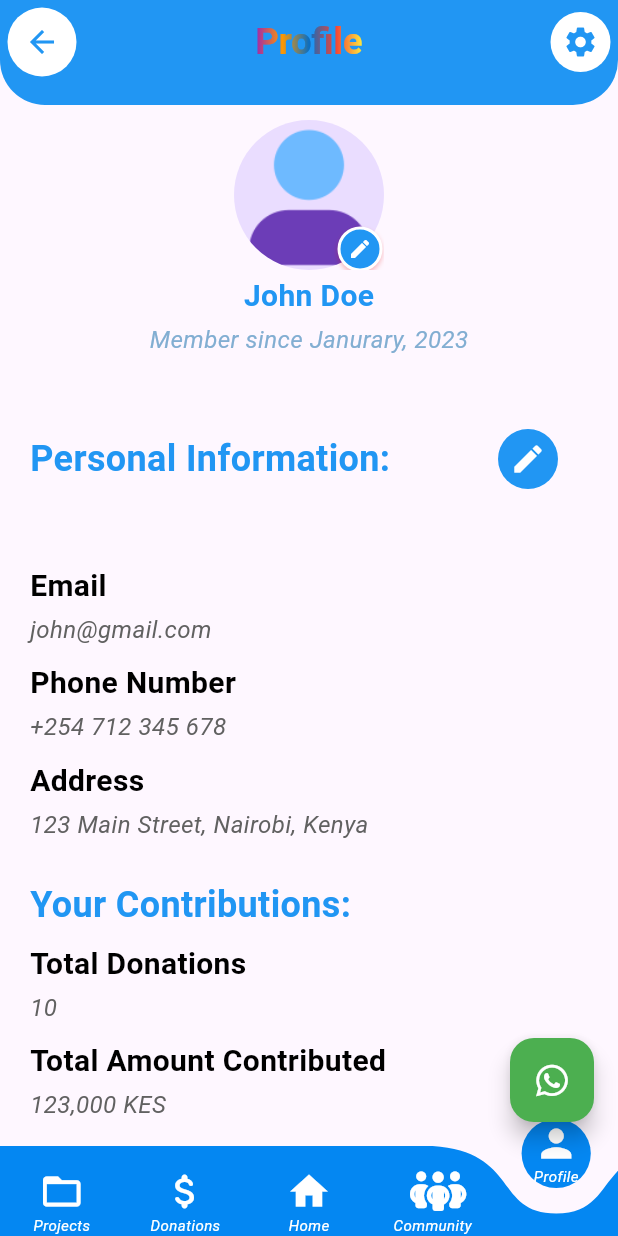
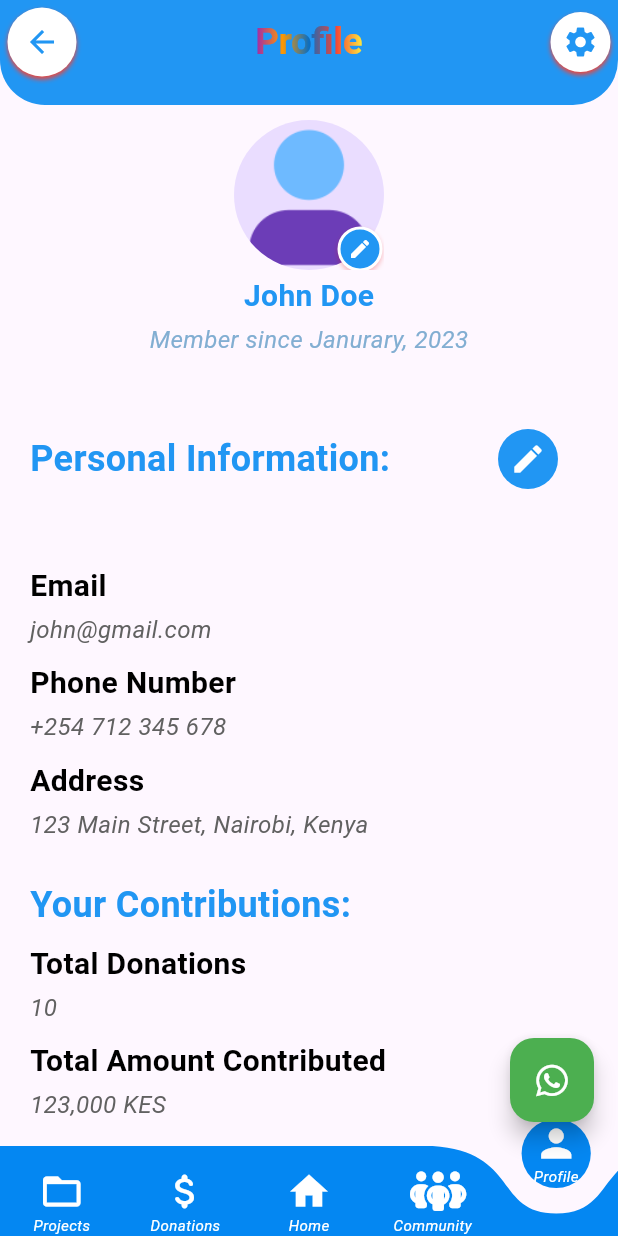
Before and after one commit to Yvonne-Wanja-1/appy, a Flutter app: the ProfilePage screen opened by its route, on a phone screen of 412 x 824 dp. Run offline on Flutter 3.47's test engine with Material 3 defaults, Android fonts, the phone set to English and light mode, and no system bars; drawn by our look-alikes of animated_text_kit, curved_navigation_bar; our stand-ins replace font_awesome_flutter, google_fonts, image_cropper, image_picker, open_file, share_plus and 1 more; Roboto replaces fonts that are missing (Arial).

Commit message:
fixed the profile page

```diff
--- a/appy/lib/pages/pages/profilepage.dart
+++ b/appy/lib/pages/pages/profilepage.dart
@@ -163,6 +163,13 @@ class _ProfilePageState extends State<ProfilePage> {
                     decoration: const BoxDecoration(
                       color: Colors.white,
                       shape: BoxShape.circle,
+                      boxShadow: [
+                        BoxShadow(
+                          color: Colors.red,
+                          blurRadius: 2.0,
+                          offset: Offset(0, 2), // Shadow position
+                        ),
+                      ],
                     ),
                     child: IconButton(
                       icon: const Icon(Icons.settings),
@@ -183,6 +190,13 @@ class _ProfilePageState extends State<ProfilePage> {
                     decoration: const BoxDecoration(
                       color: Colors.white,
                       shape: BoxShape.circle,
+                      boxShadow: [
+                        BoxShadow(
+                          color: Colors.red,
+                          blurRadius: 2.0,
+                          offset: Offset(0, 2), // Shadow position
+                        ),
+                      ],
                     ),
                     child: IconButton(
                       icon: const Icon(Icons.arrow_back, color: Colors.blue),
@@ -434,6 +448,26 @@ class _ProfilePageState extends State<ProfilePage> {
               ],
             ),
           ),
+          floatingActionButton:
+            FloatingActionButton(
+              onPressed: () async {
+                // Direct WhatsApp link to Elim Trust
+                const String whatsappNumber =
+                    '254705558885'; // Elim Trust WhatsApp number
+                final Uri url = Uri.parse('https://wa.me/$whatsappNumber');
+                if (!await launchUrl(url, mode: LaunchMode.externalApplication)) {
+                  ScaffoldMessenger.of(context).showSnackBar(
+                    const SnackBar(
+                        content: Text(
+                            'Could not open WhatsApp for $whatsappNumber. Please ensure WhatsApp is installed.')),
+                  );
+                  print('Could not launch $url');
+                }
+              },
+              backgroundColor: Colors.green,
+              tooltip: 'Chat on WhatsApp', // WhatsApp-like color
+              child: const Icon(FontAwesomeIcons.whatsapp, color: Colors.white),
+            ),
           bottomNavigationBar: CurvedNavigationBar(
             backgroundColor: Colors.transparent,
             color: const Color.fromARGB(255, 4, 135, 242),
@@ -530,29 +564,6 @@ class _ProfilePageState extends State<ProfilePage> {
               }
             },
           ),
-
-
-
-          floatingActionButton:
-    FloatingActionButton(
-      onPressed: () async {
-        // Direct WhatsApp link to Elim Trust
-        const String whatsappNumber =
-            '254705558885'; // Elim Trust WhatsApp number
-        final Uri url = Uri.parse('https://wa.me/$whatsappNumber');
-        if (!await launchUrl(url, mode: LaunchMode.externalApplication)) {
-          ScaffoldMessenger.of(context).showSnackBar(
-            const SnackBar(
-                content: Text(
-                    'Could not open WhatsApp for $whatsappNumber. Please ensure WhatsApp is installed.')),
-          );
-          print('Could not launch $url');
-        }
-      },
-      backgroundColor: Colors.green,
-      tooltip: 'Chat on WhatsApp', // WhatsApp-like color
-      child: const Icon(FontAwesomeIcons.whatsapp, color: Colors.white),
-    ),
         ),
     );
   }
```
Lines whose indentation alone changed are shown as unchanged.
